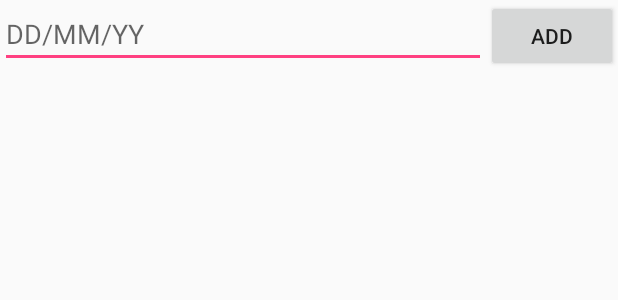
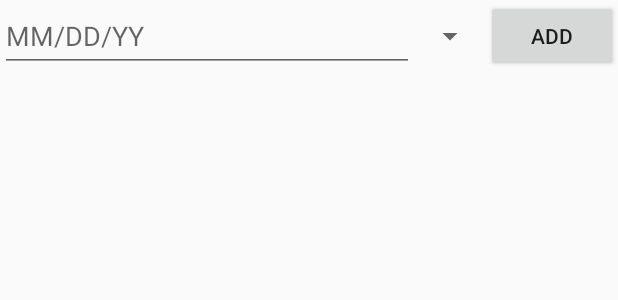
Before and after one commit to dhivyanand/StudentsHall-Admin, an Android app: the layout activity_exam.xml on its own in the app's theme, with its tools: preview values and no code run, on a phone screen of 412 x 824 dp. Shown: the top 300 px of the screen. Run offline under Robolectric (Android 15) with nearby library versions, the phone set to English and light mode, and no system bars; network calls fail.

Commit message:
Redifined Layout with Spinner for Session attribute to Exam Activity

```diff
--- a/app/src/main/res/layout/activity_exam.xml
+++ b/app/src/main/res/layout/activity_exam.xml
@@ -8,19 +8,20 @@
 
     <EditText
         android:id="@+id/date"
-        android:layout_width="match_parent"
-        android:layout_height="wrap_content"
+        android:layout_width="50dp"
+        android:layout_height="match_parent"
+        android:layout_alignBottom="@+id/session"
         android:layout_alignParentLeft="true"
         android:layout_alignParentStart="true"
-        android:layout_alignParentTop="true"
-        android:layout_toLeftOf="@+id/button2"
-        android:layout_toStartOf="@+id/button2"
+        android:layout_toLeftOf="@+id/session"
+        android:layout_toStartOf="@+id/session"
         android:ems="10"
-        android:hint="DD/MM/YY"
+        android:focusable="false"
+        android:hint="MM/DD/YY"
         android:inputType="textPersonName" />
 
     <Button
-        android:id="@+id/button2"
+        android:id="@+id/add"
         android:layout_width="wrap_content"
         android:layout_height="wrap_content"
         android:layout_alignParentEnd="true"
@@ -35,4 +36,13 @@
         android:layout_alignParentLeft="true"
         android:layout_alignParentStart="true"
         android:layout_below="@+id/date" />
+
+    <Spinner
+        android:id="@+id/session"
+        android:layout_width="wrap_content"
+        android:layout_height="wrap_content"
+        android:layout_alignBottom="@+id/add"
+        android:layout_alignParentTop="true"
+        android:layout_toLeftOf="@+id/add"
+        android:layout_toStartOf="@+id/add" />
 </RelativeLayout>
```
Also changed, not shown: app/src/main/java/com/example/system/stuentzhall_admin/AppFunctions.java (+35 -1 lines), app/src/main/java/com/example/system/stuentzhall_admin/Exam.java (+16 -1 lines).
